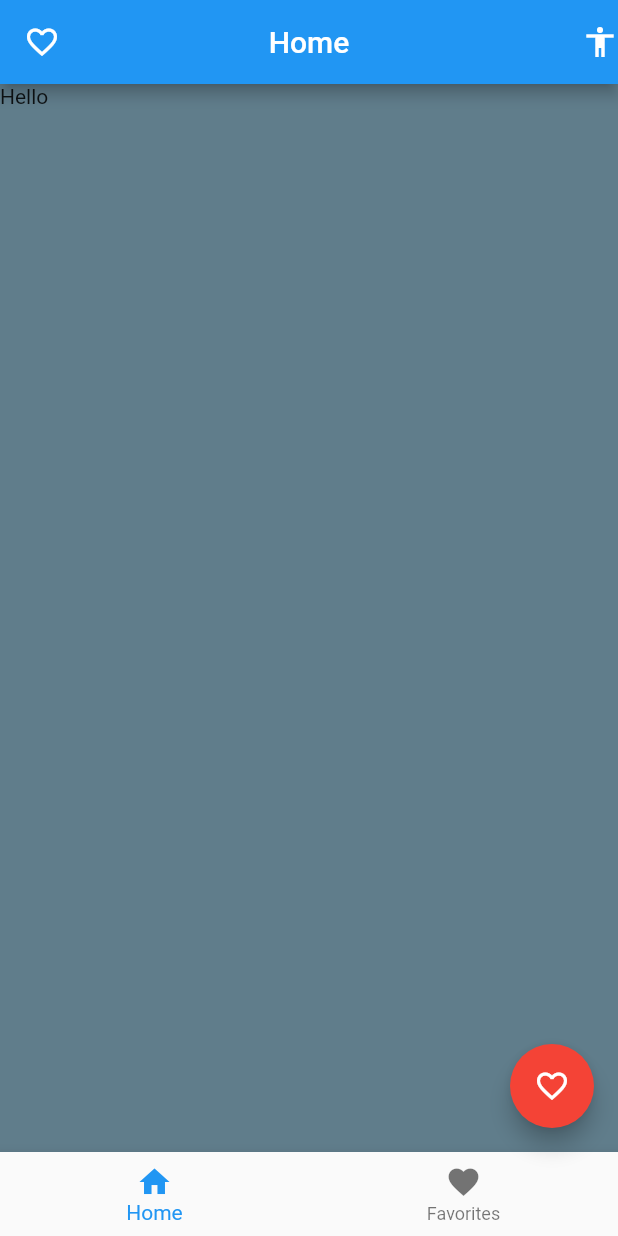
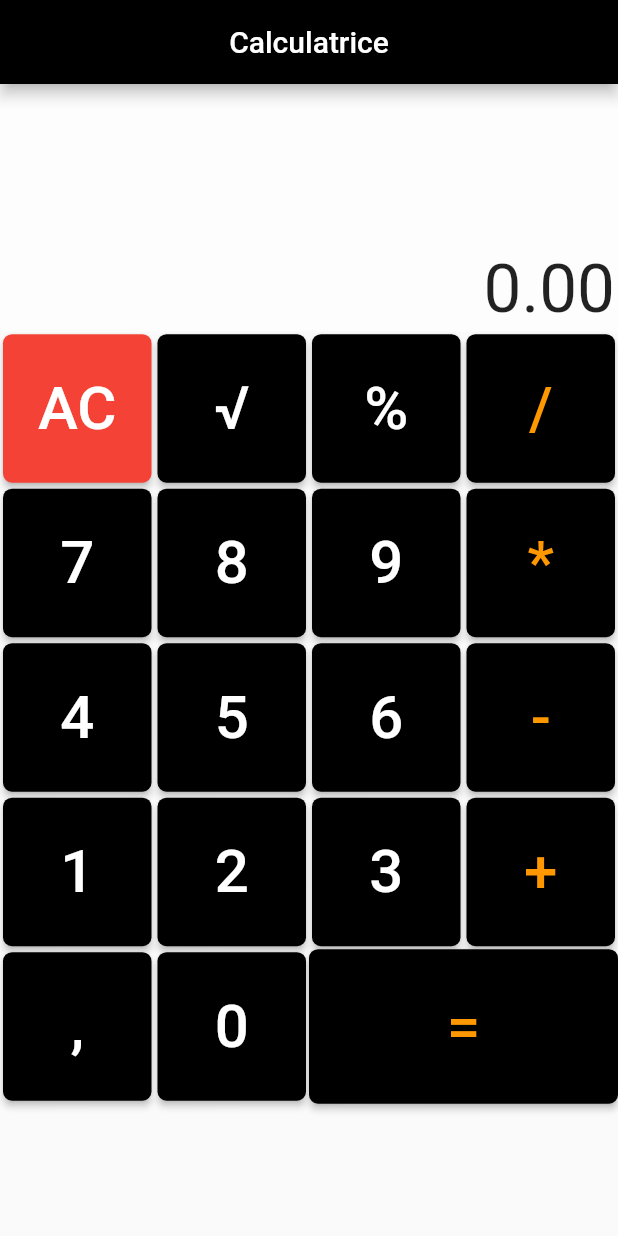
Before and after one commit to MDANDEL/flutterOne, a Flutter app: the screen it shows after launch, on a phone screen of 412 x 824 dp. Run offline on Flutter 3.47's test engine with Material 2 defaults, Android fonts, the phone set to English and light mode, and no system bars.

Commit message:
calculatrice

```diff
--- a/lib/main.dart
+++ b/lib/main.dart
@@ -1,6 +1,5 @@
-import 'package:demo_pour_mardi/pages/page_state.dart';
 import 'package:flutter/material.dart';
-import 'pages/page_home.dart';
+import 'package:demo_pour_mardi/pages/page_calculator.dart';
 
 void main() {
   runApp(const MyApp());
--- a/lib/pages/page_calculator.dart
+++ b/lib/pages/page_calculator.dart
@@ -0,0 +1,144 @@
+import 'package:flutter/material.dart';
+
+class PageState extends StatefulWidget {
+  const PageState({Key? key}) : super(key: key);
+  @override
+  _PageStateState createState() => _PageStateState();
+}
+
+class _PageStateState extends State<PageState> {
+  String _output = "0.00";
+
+
+
+  String _onClick(String value) {
+    return _output=value;
+  }
+
+  Widget buttonCalculator(String symbol, double sizeButton,
+      {Color color = Colors.black, Color fontColor = Colors.white}) {
+    sizeButton = MediaQuery.of(context).size.width;
+    return Container(
+      width: sizeButton / 4,
+      height: sizeButton / 4,
+      padding: EdgeInsets.all(2),
+      child: ElevatedButton(
+        style: ButtonStyle(
+          shape: MaterialStateProperty.all<OutlinedBorder>(
+              RoundedRectangleBorder(borderRadius: BorderRadius.circular(6))),
+          backgroundColor: MaterialStateProperty.all<Color>(color),
+        ),
+        onPressed: () => _onClick(symbol),
+        child: Text(
+          symbol,
+          style: TextStyle(
+            fontSize: 40,
+            color: fontColor,
+          ),
+        ),
+      ),
+    );
+  }
+
+  @override
+  Widget build(BuildContext context) {
+    var sizeButton = MediaQuery.of(context).size.width;
+    return Scaffold(
+      appBar: AppBar(
+        title: const Text('Calculatrice'),
+        centerTitle: true,
+        backgroundColor: Colors.black,
+      ),
+      body: Padding(
+        padding: const EdgeInsets.symmetric(horizontal:0),
+        child: SingleChildScrollView(
+          child: Column(
+            children: [
+              Row(
+                children: [
+                  Container(
+                    width: sizeButton,
+                    height: sizeButton /2.5,
+                    color: Colors.white60,
+                    alignment: Alignment.bottomRight,
+                    padding: EdgeInsets.all(2),
+                    child: Text(
+                      _output,
+                      textAlign: TextAlign.end,
+                      style: TextStyle(
+                        fontSize: 45,
+                        color: Colors.black87,
+                      ),
+                    ),
+                  ),
+                ],
+              ),
+              Row(
+                mainAxisAlignment: MainAxisAlignment.spaceEvenly,
+                children : [
+                  buttonCalculator("AC", sizeButton, color: Colors.red),
+                  buttonCalculator("√", sizeButton),
+                  buttonCalculator("%", sizeButton),
+                  buttonCalculator("/", sizeButton, fontColor: Colors.orange),
+                ],
+              ),
+              Row(
+                mainAxisAlignment: MainAxisAlignment.spaceEvenly,
+                children : [
+                  buttonCalculator("7", sizeButton),
+                  buttonCalculator("8", sizeButton),
+                  buttonCalculator("9", sizeButton),
+                  buttonCalculator("*", sizeButton, fontColor: Colors.orange),
+                ],
+              ),
+              Row(
+                mainAxisAlignment: MainAxisAlignment.spaceEvenly,
+                children : [
+                  buttonCalculator("4", sizeButton),
+                  buttonCalculator("5", sizeButton),
+                  buttonCalculator("6", sizeButton),
+                  buttonCalculator("-", sizeButton, fontColor: Colors.orange),
+                ],
+              ),
+              Row(
+                mainAxisAlignment: MainAxisAlignment.spaceEvenly,
+                children : [
+                  buttonCalculator("1", sizeButton),
+                  buttonCalculator("2", sizeButton),
+                  buttonCalculator("3", sizeButton),
+                  buttonCalculator("+", sizeButton, fontColor: Colors.orange),
+                ],
+              ),
+              Row(
+                mainAxisAlignment: MainAxisAlignment.spaceEvenly,
+                children : [
+                  buttonCalculator(",", sizeButton),
+                  buttonCalculator("0", sizeButton),
+                  SizedBox(
+                    width: sizeButton / 2,
+                    height: sizeButton / 4,
+                    child: ElevatedButton(
+                      style: ButtonStyle(
+                        shape: MaterialStateProperty.all<OutlinedBorder>(
+                            RoundedRectangleBorder(borderRadius: BorderRadius.circular(6))),
+                        backgroundColor: MaterialStateProperty.all<Color>(Colors.black),
+                      ),
+                      onPressed: () => _onClick("="),
+                      child: Text(
+                        "=",
+                        style: TextStyle(
+                          fontSize: 40,
+                          color: Colors.orange,
+                        ),
+                      ),
+                    ),
+                  ),
+                ],
+              ),
+            ],
+          ),
+        ),
+      ),
+    );
+  }
+}
```
